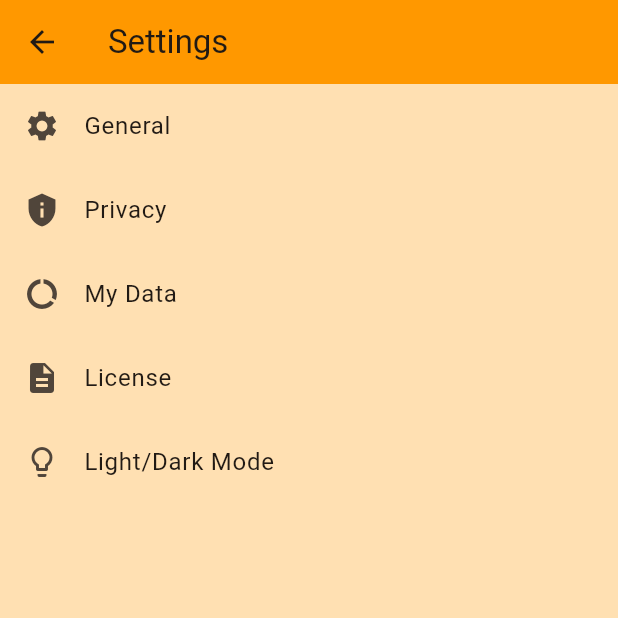
After one commit to Danielsteffen99/CodeAmor, a Flutter app: the SettingsScreen screen opened directly, on a phone screen of 412 x 824 dp, the top half of it. The commit adds this screen. Run offline on Flutter 3.47's test engine with Material 3 defaults, Android fonts, the phone set to English and light mode, and no system bars; our stand-ins replace cloud_firestore, firebase_auth, firebase_core, firebase_storage, image_picker, swipe_cards; accounts and stored records are empty; network calls fail.

Commit message:
Adding settings UI to profile

```diff
--- a/lib/views/profile.dart
+++ b/lib/views/profile.dart
@@ -1,4 +1,6 @@
 import 'package:codeamor/views/edit_profile.dart';
+
+import 'package:codeamor/views/settings.dart';
 import 'package:flutter/material.dart';
 import 'package:provider/provider.dart';
 import '../application/services/profile_service.dart';
@@ -106,7 +108,11 @@ class _ProfileState extends State<Profile> {
                     icon: Icons.settings,
                     label: 'Settings',
                     onPressed: () {
-                      print('Settings');
+                      Navigator.of(context).push(
+                        MaterialPageRoute(
+                          builder: (context) => const SettingsScreen(),
+                        ),
+                      );
                     }),
                 Button(
                     icon: Icons.logout,
--- /dev/null
+++ b/lib/views/settings.dart
@@ -0,0 +1,57 @@
+import 'package:flutter/material.dart';
+
+class SettingsScreen extends StatelessWidget {
+  const SettingsScreen({super.key});
+
+  @override
+  Widget build(BuildContext context) {
+    return Scaffold(
+      appBar: AppBar(
+        title: Text('Settings'),
+        backgroundColor: Colors.orange,
+      ),
+      body: Container(
+        color: Colors.orange[100],
+        child: ListView(
+          children: [
+            ListTile(
+              leading: Icon(Icons.settings),
+              title: Text('General'),
+              onTap: () {
+                // Handle general settings
+              },
+            ),
+            ListTile(
+              leading: Icon(Icons.privacy_tip),
+              title: Text('Privacy'),
+              onTap: () {
+                // Handle privacy settings
+              },
+            ),
+            ListTile(
+              leading: Icon(Icons.data_usage),
+              title: Text('My Data'),
+              onTap: () {
+                // Handle data settings
+              },
+            ),
+            ListTile(
+              leading: Icon(Icons.description),
+              title: Text('License'),
+              onTap: () {
+                // Handle license settings
+              },
+            ),
+            ListTile(
+              leading: Icon(Icons.lightbulb_outline),
+              title: Text('Light/Dark Mode'),
+              onTap: () {
+                // Handle light/dark mode settings
+              },
+            ),
+          ],
+        ),
+      ),
+    );
+  }
+}
```
